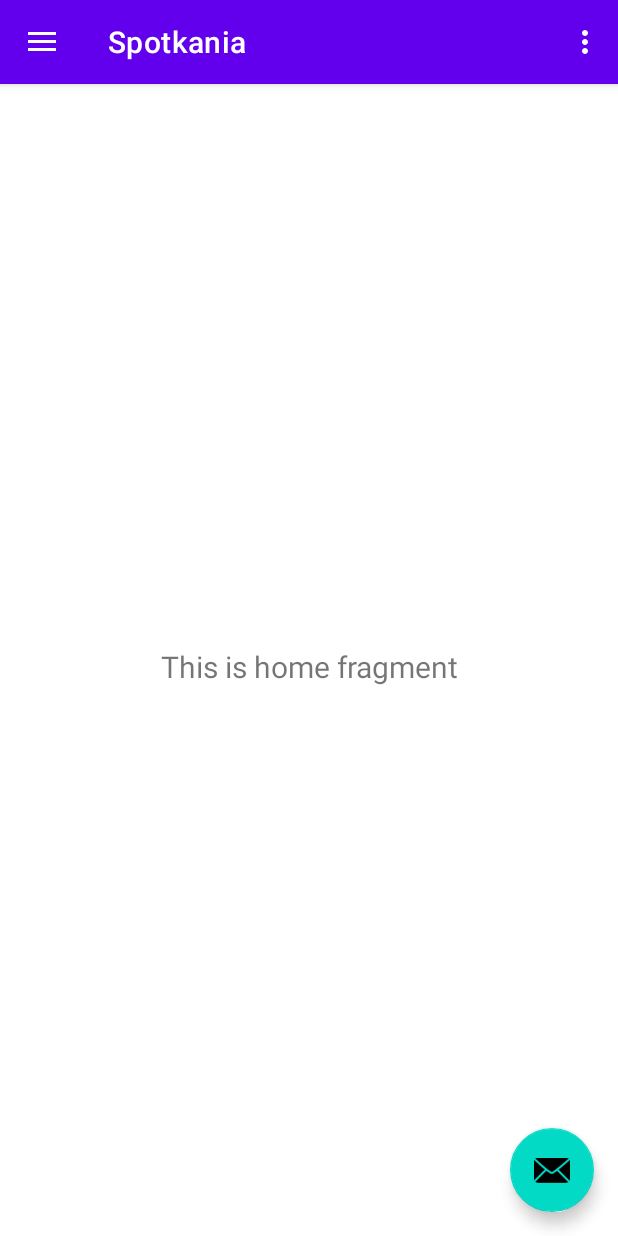
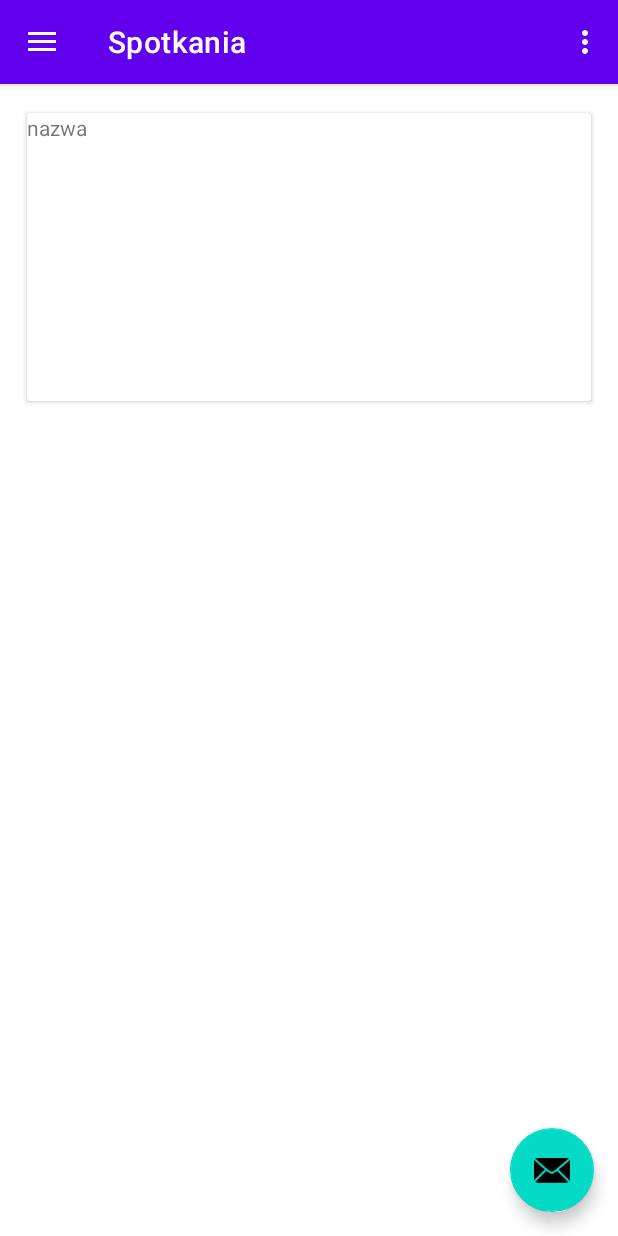
Before and after one commit to ePiwo-Team/Mobilka, an Android app: the MainPage screen opened directly, with no data from a screen before it, on a phone screen of 412 x 824 dp. Run offline under Robolectric (Android 15) with nearby library versions, the phone set to English and light mode, and no system bars; our stand-ins replace navigation-ui.

Commit message:
Dodany recyclerview spotkań.

```diff
--- a/app/src/main/AndroidManifest.xml
+++ b/app/src/main/AndroidManifest.xml
@@ -14,7 +14,7 @@
         android:theme="@style/Theme.Ingeniero"
         android:usesCleartextTraffic="true">
         <activity
-            android:name=".Meetings"
+            android:name=".MainPage"
             android:label="@string/title_activity_meetings"
             android:theme="@style/Theme.Ingeniero.NoActionBar"></activity>
         <activity android:name=".MainActivity">
--- a/app/src/main/java/com/epiwo/front/MainActivity.java
+++ b/app/src/main/java/com/epiwo/front/MainActivity.java
@@ -34,7 +34,7 @@ public class MainActivity extends AppCompatActivity {
         if (user.test()) {
             text = Siec.echo();
 
-            Intent meetings = new Intent(this, Meetings.class);
+            Intent meetings = new Intent(this, MainPage.class);
             startActivity(meetings);
 
         }else {
--- a/app/src/main/java/com/epiwo/front/Meetings.java
+++ b/app/src/main/java/com/epiwo/front/MainPage.java
@@ -21,7 +21,7 @@ import androidx.drawerlayout.widget.DrawerLayout;
 import androidx.appcompat.app.AppCompatActivity;
 import androidx.appcompat.widget.Toolbar;
 
-public class Meetings extends AppCompatActivity {
+public class MainPage extends AppCompatActivity {
 
     private AppBarConfiguration mAppBarConfiguration;
 
--- a/app/src/main/java/com/epiwo/front/ui/home/HomeFragment.java
+++ b/app/src/main/java/com/epiwo/front/ui/home/HomeFragment.java
@@ -4,6 +4,8 @@ import android.os.Bundle;
 import android.view.LayoutInflater;
 import android.view.View;
 import android.view.ViewGroup;
+import android.widget.Adapter;
+import android.widget.ArrayAdapter;
 import android.widget.TextView;
 
 import androidx.annotation.NonNull;
@@ -11,25 +13,26 @@ import androidx.annotation.Nullable;
 import androidx.fragment.app.Fragment;
 import androidx.lifecycle.Observer;
 import androidx.lifecycle.ViewModelProvider;
+import androidx.recyclerview.widget.LinearLayoutManager;
+import androidx.recyclerview.widget.RecyclerView;
 
 import com.epiwo.front.R;
+import com.epiwo.logic.Meeting;
 
 public class HomeFragment extends Fragment {
 
-    private HomeViewModel homeViewModel;
+
+
 
     public View onCreateView(@NonNull LayoutInflater inflater,
                              ViewGroup container, Bundle savedInstanceState) {
-        homeViewModel =
-                new ViewModelProvider(this).get(HomeViewModel.class);
+
         View root = inflater.inflate(R.layout.fragment_home, container, false);
-        final TextView textView = root.findViewById(R.id.text_home);
-        homeViewModel.getText().observe(getViewLifecycleOwner(), new Observer<String>() {
-            @Override
-            public void onChanged(@Nullable String s) {
-                textView.setText(s);
-            }
-        });
+
+        RecyclerView recyclerView = root.findViewById(R.id.meetings_list);
+        recyclerView.setLayoutManager(new LinearLayoutManager(root.getContext()));
+        recyclerView.setAdapter(new MeetingAdapter());
+
         return root;
     }
 }
--- a/app/src/main/java/com/epiwo/front/ui/home/HomeViewModel.java
+++ /dev/null
@@ -1,19 +0,0 @@
-package com.epiwo.front.ui.home;
-
-import androidx.lifecycle.LiveData;
-import androidx.lifecycle.MutableLiveData;
-import androidx.lifecycle.ViewModel;
-
-public class HomeViewModel extends ViewModel {
-
-    private MutableLiveData<String> mText;
-
-    public HomeViewModel() {
-        mText = new MutableLiveData<>();
-        mText.setValue("This is home fragment");
-    }
-
-    public LiveData<String> getText() {
-        return mText;
-    }
-}
--- /dev/null
+++ b/app/src/main/java/com/epiwo/front/ui/home/MeetingAdapter.java
@@ -0,0 +1,42 @@
+package com.epiwo.front.ui.home;
+
+import android.view.LayoutInflater;
+import android.view.View;
+import android.view.ViewGroup;
+import android.widget.TextView;
+
+import androidx.annotation.NonNull;
+import androidx.recyclerview.widget.RecyclerView;
+
+import com.epiwo.front.R;
+import com.epiwo.logic.Meeting;
+
+public class MeetingAdapter extends RecyclerView.Adapter<MeetingAdapter.MyMeetingViewHolder> {
+
+
+
+    @NonNull
+    @Override
+    public MyMeetingViewHolder onCreateViewHolder(@NonNull ViewGroup parent, int viewType) {
+        return new MyMeetingViewHolder(LayoutInflater.from(parent.getContext()).inflate(R.layout.meeting_adapter,parent,false));
+    }
+
+    @Override
+    public void onBindViewHolder(@NonNull MyMeetingViewHolder holder, int position) {
+        holder.textView.setText(Meeting.meetings[position].toString());
+    }
+
+    @Override
+    public int getItemCount() {
+        return Meeting.meetings.length;
+    }
+
+    static class MyMeetingViewHolder extends RecyclerView.ViewHolder{
+        TextView textView;
+
+        public MyMeetingViewHolder(@NonNull View itemView) {
+            super(itemView);
+            textView=itemView.findViewById(R.id.meeting_name);
+        }
+    }
+}
--- a/app/src/main/java/com/epiwo/network/RequestToNet.java
+++ b/app/src/main/java/com/epiwo/network/RequestToNet.java
@@ -2,10 +2,6 @@ package com.epiwo.network;
 
 import android.os.AsyncTask;
 import android.util.Log;
-
-import org.json.JSONException;
-import org.json.JSONObject;
-
 import java.io.BufferedReader;
 import java.io.DataOutputStream;
 import java.io.IOException;
--- a/app/src/main/res/layout/activity_meetings.xml
+++ b/app/src/main/res/layout/activity_meetings.xml
@@ -21,4 +21,8 @@
         android:fitsSystemWindows="true"
         app:headerLayout="@layout/nav_header_main"
         app:menu="@menu/activity_main_drawer" />
+
+
+
+
 </androidx.drawerlayout.widget.DrawerLayout>
--- a/app/src/main/res/layout/app_bar_main.xml
+++ b/app/src/main/res/layout/app_bar_main.xml
@@ -4,7 +4,7 @@
     xmlns:tools="http://schemas.android.com/tools"
     android:layout_width="match_parent"
     android:layout_height="match_parent"
-    tools:context=".Meetings">
+    tools:context=".MainPage">
 
     <com.google.android.material.appbar.AppBarLayout
         android:layout_width="match_parent"
--- a/app/src/main/res/layout/content_main.xml
+++ b/app/src/main/res/layout/content_main.xml
@@ -17,4 +17,6 @@
         app:layout_constraintRight_toRightOf="parent"
         app:layout_constraintTop_toTopOf="parent"
         app:navGraph="@navigation/mobile_navigation" />
+
+
 </androidx.constraintlayout.widget.ConstraintLayout>
--- a/app/src/main/res/layout/fragment_home.xml
+++ b/app/src/main/res/layout/fragment_home.xml
@@ -6,17 +6,20 @@
     android:layout_height="match_parent"
     tools:context=".ui.home.HomeFragment">
 
-    <TextView
-        android:id="@+id/text_home"
+
+    <androidx.recyclerview.widget.RecyclerView
+        android:id="@+id/meetings_list"
         android:layout_width="match_parent"
-        android:layout_height="wrap_content"
-        android:layout_marginStart="8dp"
-        android:layout_marginTop="8dp"
-        android:layout_marginEnd="8dp"
-        android:textAlignment="center"
-        android:textSize="20sp"
-        app:layout_constraintBottom_toBottomOf="parent"
+        android:layout_height="match_parent"
+        android:layout_marginStart="15dp"
+        android:layout_marginTop="15dp"
+        android:layout_marginEnd="15dp"
+        android:layout_marginBottom="15dp"
+        android:visibility="visible"
+        app:layout_constraintBottom_toTopOf="parent"
         app:layout_constraintEnd_toEndOf="parent"
         app:layout_constraintStart_toStartOf="parent"
         app:layout_constraintTop_toTopOf="parent" />
+
+
 </androidx.constraintlayout.widget.ConstraintLayout>
--- /dev/null
+++ b/app/src/main/res/layout/meeting_adapter.xml
@@ -0,0 +1,19 @@
+<?xml version="1.0" encoding="utf-8"?>
+<LinearLayout xmlns:android="http://schemas.android.com/apk/res/android"
+    xmlns:app="http://schemas.android.com/apk/res-auto"
+    android:layout_width="match_parent"
+    android:layout_height="match_parent"
+    android:orientation="vertical">
+
+    <androidx.cardview.widget.CardView
+        android:layout_width="match_parent"
+        android:layout_height="200dp"
+        app:cardUseCompatPadding="true">
+
+        <TextView
+            android:id="@+id/meeting_name"
+            android:layout_width="wrap_content"
+            android:layout_height="wrap_content"
+            android:text="TextView" />
+    </androidx.cardview.widget.CardView>
+</LinearLayout>
```
Also changed, not shown: app/src/main/java/com/epiwo/front/ui/slideshow/SlideshowFragment.java (+3 -10 lines), app/src/main/java/com/epiwo/front/ui/slideshow/SlideshowViewModel.java (deleted, +0 -19 lines), app/src/main/java/com/epiwo/logic/Chat.java (added, +8 -0 lines), app/src/main/java/com/epiwo/logic/Meeting.java (added, +37 -0 lines), app/src/main/java/com/epiwo/network/Siec.java (+2 -6 lines).
